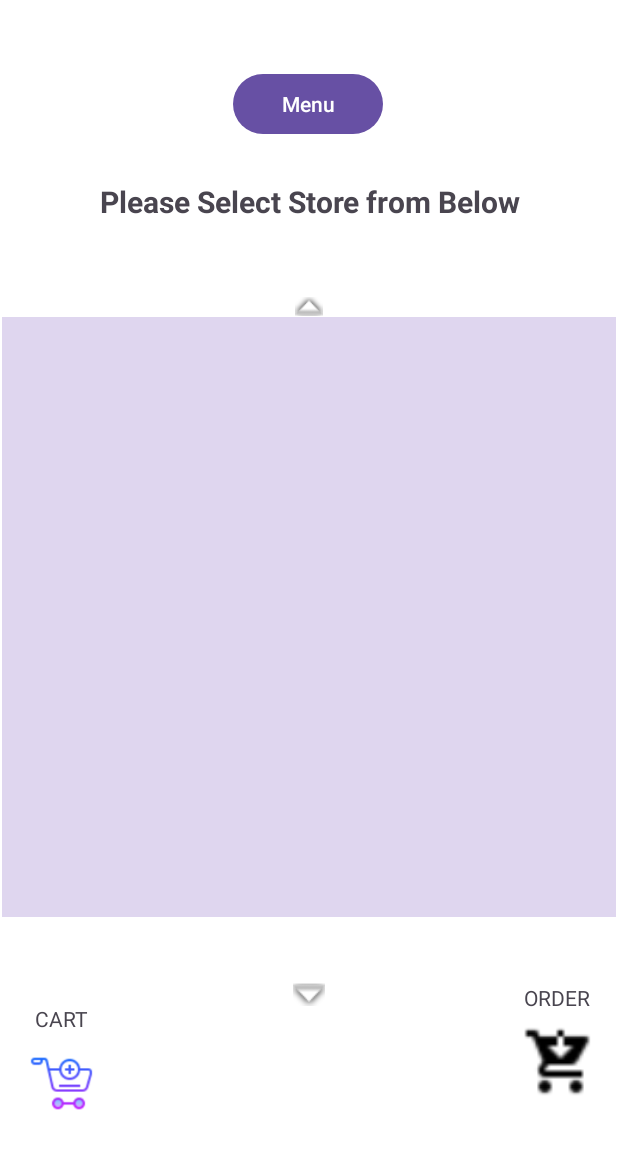
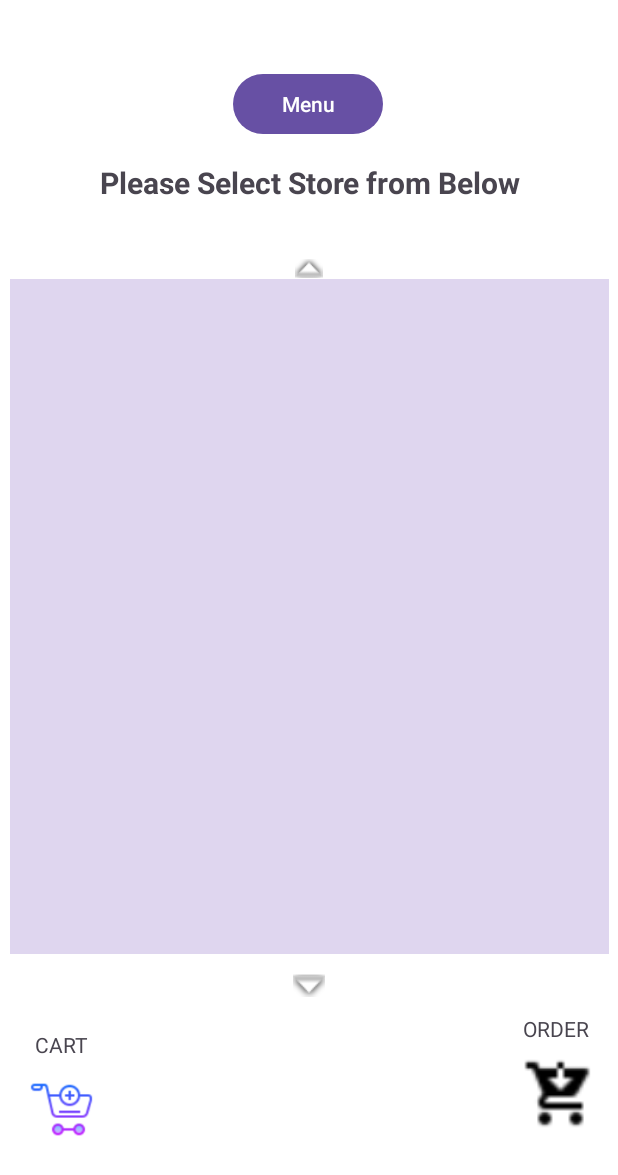
Before and after one commit to QvQ12/b07FinalProject_Group9, an Android app: the fragment ShopperDashboardFragment shown on its own in the app's theme, on a phone screen of 412 x 824 dp. Shown: the top 1175 px of the screen. Run offline under Robolectric (Android 15) with nearby library versions, the phone set to English and light mode, and no system bars; our stand-ins replace Firebase (no records; nobody signed in at launch, a user with empty details on screens opened directly).

Commit message:
shopper order page modified, buttons linked

```diff
--- a/app/src/main/java/com/b07finalproject_group9/shopper/cart/ShoppingCart.java
+++ b/app/src/main/java/com/b07finalproject_group9/shopper/cart/ShoppingCart.java
@@ -98,5 +98,5 @@ public class ShoppingCart extends Fragment {
         });
         return view;
     }
-    // Assuming you have the Product and ItemProductAdapter classes somewhere either in separate files or in this file.
+
 }
--- a/app/src/main/res/layout/fragment_order_dashboard.xml
+++ b/app/src/main/res/layout/fragment_order_dashboard.xml
@@ -23,7 +23,7 @@
         android:id="@+id/orderPageRecyclerView"
         android:layout_width="378dp"
         android:layout_height="546dp"
-        android:layout_marginTop="64dp"
+        app:layout_constraintBottom_toBottomOf="parent"
         app:layout_constraintEnd_toEndOf="parent"
         app:layout_constraintHorizontal_bias="0.484"
         app:layout_constraintStart_toStartOf="parent"
--- a/app/src/main/res/layout/fragment_shopper_dashboard.xml
+++ b/app/src/main/res/layout/fragment_shopper_dashboard.xml
@@ -36,8 +36,8 @@
 
     <androidx.recyclerview.widget.RecyclerView
         android:id="@+id/storeList"
-        android:layout_width="409dp"
-        android:layout_height="400dp"
+        android:layout_width="399dp"
+        android:layout_height="450dp"
         android:background="#DFD6EF"
         android:fadeScrollbars="true"
         android:scrollbars="vertical"
@@ -52,17 +52,18 @@
 
     <TextView
         android:id="@+id/OrderTextView"
-        android:layout_width="49dp"
-        android:layout_height="19dp"
-        android:layout_marginTop="44dp"
-        android:layout_marginEnd="16dp"
+        android:layout_width="50dp"
+        android:layout_height="20dp"
+        android:layout_marginStart="16dp"
         android:text="Order"
         android:textAlignment="center"
         android:textAllCaps="true"
+        app:layout_constraintBottom_toBottomOf="parent"
         app:layout_constraintEnd_toEndOf="parent"
-        app:layout_constraintHorizontal_bias="1.0"
+        app:layout_constraintHorizontal_bias="0.875"
         app:layout_constraintStart_toEndOf="@+id/downarrow"
-        app:layout_constraintTop_toBottomOf="@+id/storeList" />
+        app:layout_constraintTop_toBottomOf="@+id/storeList"
+        app:layout_constraintVertical_bias="0.239" />
 
     <TextView
         android:id="@+id/CartTextView"
@@ -103,7 +104,7 @@
         android:src="@drawable/cart"
         app:layout_constraintBottom_toBottomOf="parent"
         app:layout_constraintEnd_toStartOf="@+id/downarrow"
-        app:layout_constraintHorizontal_bias="0.108"
+        app:layout_constraintHorizontal_bias="0.11"
         app:layout_constraintStart_toStartOf="parent"
         app:layout_constraintTop_toBottomOf="@+id/CartTextView"
         app:layout_constraintVertical_bias="0.0" />
@@ -114,15 +115,15 @@
         android:layout_height="50dp"
         android:layout_marginStart="132dp"
         android:layout_marginTop="8dp"
+        android:background="@android:color/transparent"
         android:src="@drawable/nav_cart"
         android:text=".."
-        android:background="@android:color/transparent"
         app:layout_constraintBottom_toBottomOf="parent"
         app:layout_constraintEnd_toEndOf="parent"
         app:layout_constraintHorizontal_bias="0.0"
         app:layout_constraintStart_toEndOf="@+id/downarrow"
         app:layout_constraintTop_toBottomOf="@+id/OrderTextView"
-        app:layout_constraintVertical_bias="0.012" />
+        app:layout_constraintVertical_bias="0.0" />
 
     <ImageView
         android:layout_width="50dp"
@@ -143,11 +144,12 @@
         android:id="@+id/downarrow"
         android:layout_width="21dp"
         android:layout_height="17dp"
+        android:layout_marginTop="12dp"
         app:layout_constraintBottom_toBottomOf="parent"
         app:layout_constraintEnd_toEndOf="parent"
         app:layout_constraintStart_toStartOf="parent"
-        app:layout_constraintTop_toTopOf="@+id/storeList"
-        app:layout_constraintVertical_bias="0.744"
+        app:layout_constraintTop_toBottomOf="@+id/storeList"
+        app:layout_constraintVertical_bias="0.0"
         app:srcCompat="@android:drawable/arrow_down_float" />
 
     <ImageView
```
Also changed, not shown: app/src/main/java/com/b07finalproject_group9/shopper/order/StatusPage.java (+12 -0 lines), app/src/main/res/layout/fragment_shopper_order.xml (+5 -6 lines), app/src/main/res/layout/fragment_status_page.xml (+37 -33 lines).
